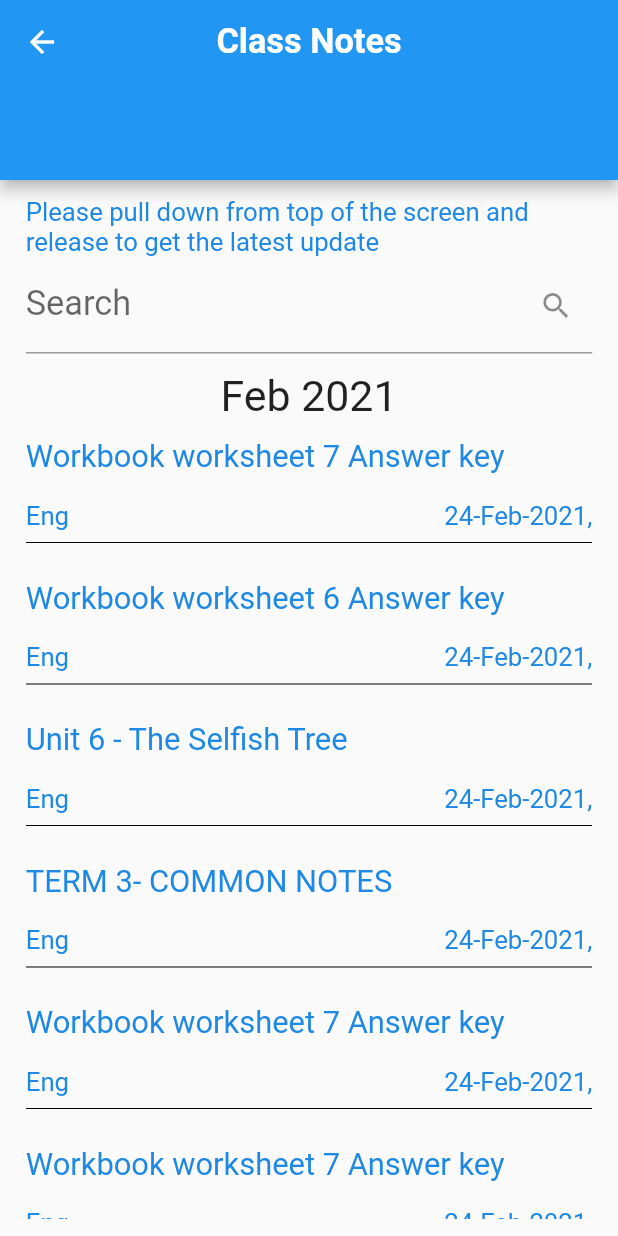
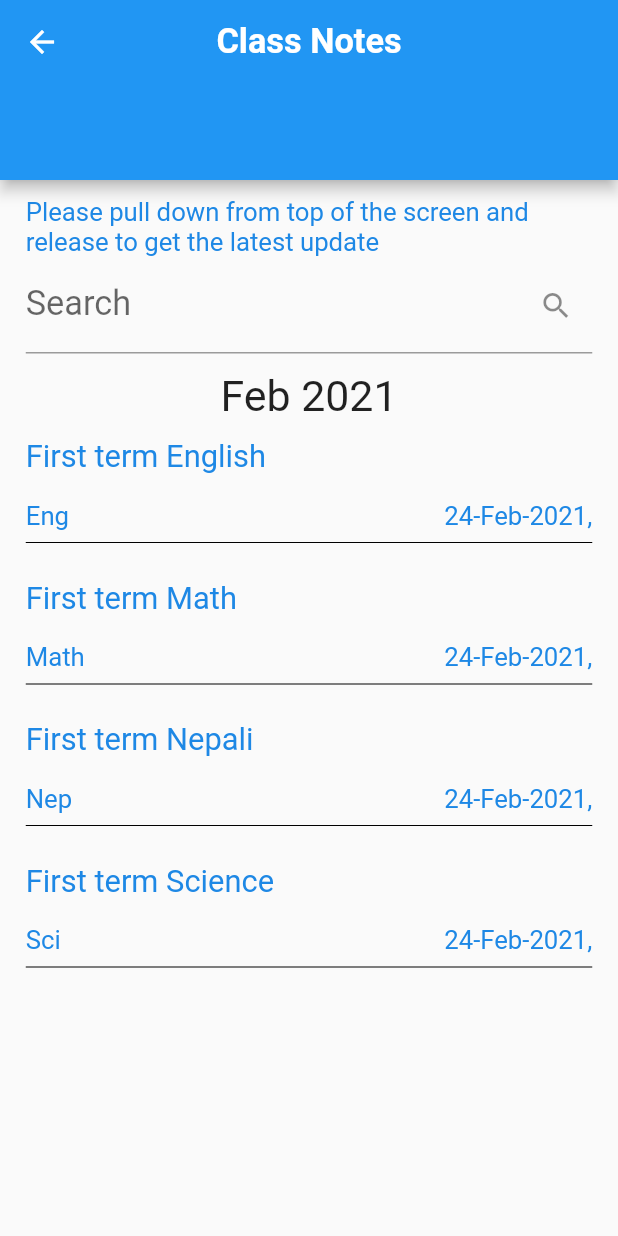
Before and after one commit to HarambeGople69/ACT-project, a Flutter app: the ClassNotes screen opened directly, on a phone screen of 412 x 824 dp. Run offline on Flutter 3.47's test engine with Material 2 defaults, Android fonts, the phone set to English and light mode, and no system bars; our stand-ins replace device_preview, flutter_screenutil; missing offline and left inert: syncfusion_flutter_pdfviewer.

```diff
--- a/lib/screens/pages/circular/circular_tab.dart
+++ b/lib/screens/pages/circular/circular_tab.dart
@@ -43,39 +43,28 @@ class _CircularTabState extends State<CircularTab> {
                 child: ListView(
               children: [
                 CustomAttachment(
-                  title: "Creative Writing circular",
+                  title: "English",
                   circularFor: "Circular For: 16-Mar-2021",
                   circularAdded: "Circular Added on: 16-Mar-2021",
+                  path: "images/english.pdf",
                 ),
                 CustomAttachment(
-                  title: "Kids online dance class -ISEK",
+                  title: "Math",
                   circularFor: "Circular For: 14-Mar-2021",
                   circularAdded: "Circular Added on: 14-Mar-2021",
+                  path: "images/math.pdf",
                 ),
                 CustomAttachment(
-                  title: "Bollywood Dance Class for women",
+                  title: "Nepali",
                   circularFor: "Circular For: 14-Mar-2021",
                   circularAdded: "Circular Added on: 14-Mar-2021",
+                  path: "images/nepali.pdf",
                 ),
                 CustomAttachment(
-                  title: "Kids online dance class -ISEK",
+                  title: "Science",
                   circularFor: "Circular For: 14-Mar-2021",
                   circularAdded: "Circular Added on: 14-Mar-2021",
-                ),
-                CustomAttachment(
-                  title: "Bollywood Dance Class for women",
-                  circularFor: "Circular For: 14-Mar-2021",
-                  circularAdded: "Circular Added on: 14-Mar-2021",
-                ),
-                CustomAttachment(
-                  title: "Arshad-in India Book of Records",
-                  circularFor: "Circular For: 10-Mar-2021",
-                  circularAdded: "Circular Added on: 10-Mar-2021",
-                ),
-                CustomAttachment(
-                  title: "INTERNATIONAL WOMENS DAY interaction session today",
-                  circularFor: "Circular For: 08-Mar-2021",
-                  circularAdded: "Circular Added on: 08-Mar-2021",
+                  path: "images/science.pdf",
                 ),
               ],
             ))
--- a/lib/screens/pages/class_notes/class_notes.dart
+++ b/lib/screens/pages/class_notes/class_notes.dart
@@ -70,39 +70,28 @@ class _ClassNotesState extends State<ClassNotes> {
                 child: ListView(
               children: [
                 CustomClass(
-                  title: "Workbook worksheet 7 Answer key",
+                  title: "First term English ",
                   subject: "Eng",
                   date: "24-Feb-2021,",
+                  path: "images/english.pdf",
                 ),
                 CustomClass(
-                  title: "Workbook worksheet 6 Answer key",
-                  subject: "Eng",
+                  title: "First term Math ",
+                  subject: "Math",
                   date: "24-Feb-2021,",
+                  path: "images/math.pdf",
                 ),
                 CustomClass(
-                  title: "Unit 6 - The Selfish Tree",
-                  subject: "Eng",
+                  title: "First term Nepali ",
+                  subject: "Nep",
                   date: "24-Feb-2021,",
+                  path: "images/nepali.pdf",
                 ),
                 CustomClass(
-                  title: "TERM 3- COMMON NOTES",
-                  subject: "Eng",
+                  title: "First term Science ",
+                  subject: "Sci",
                   date: "24-Feb-2021,",
-                ),
-                CustomClass(
-                  title: "Workbook worksheet 7 Answer key",
-                  subject: "Eng",
-                  date: "24-Feb-2021,",
-                ),
-                CustomClass(
-                  title: "Workbook worksheet 7 Answer key",
-                  subject: "Eng",
-                  date: "24-Feb-2021,",
-                ),
-                CustomClass(
-                  title: "Workbook worksheet 7 Answer key",
-                  subject: "Eng",
-                  date: "24-Feb-2021,",
+                  path: "images/science.pdf",
                 ),
               ],
             ))
--- a/lib/utils/styles.dart
+++ b/lib/utils/styles.dart
@@ -22,3 +22,9 @@ final BlueinfoStyle = TextStyle(
   fontSize: ScreenUtil().setSp(15),
   fontWeight: FontWeight.w400,
 );
+
+final feeStyle = TextStyle(
+  color: Colors.blue[600],
+  fontSize: ScreenUtil().setSp(35),
+  fontWeight: FontWeight.w600,
+);
```
Also changed, not shown: lib/screens/pages/fee/fee.dart (+10 -2 lines), lib/screens/pages/fee/installment_tab.dart (+17 -2 lines), lib/screens/pages/student_corner/syllabus_tab.dart (+22 -49 lines), lib/widgets/custom_circular_attachment.dart (+12 -7 lines), lib/widgets/custom_class_notes_tile.dart (+61 -1 lines), 4 other files. Lines whose indentation alone changed are shown as unchanged.
